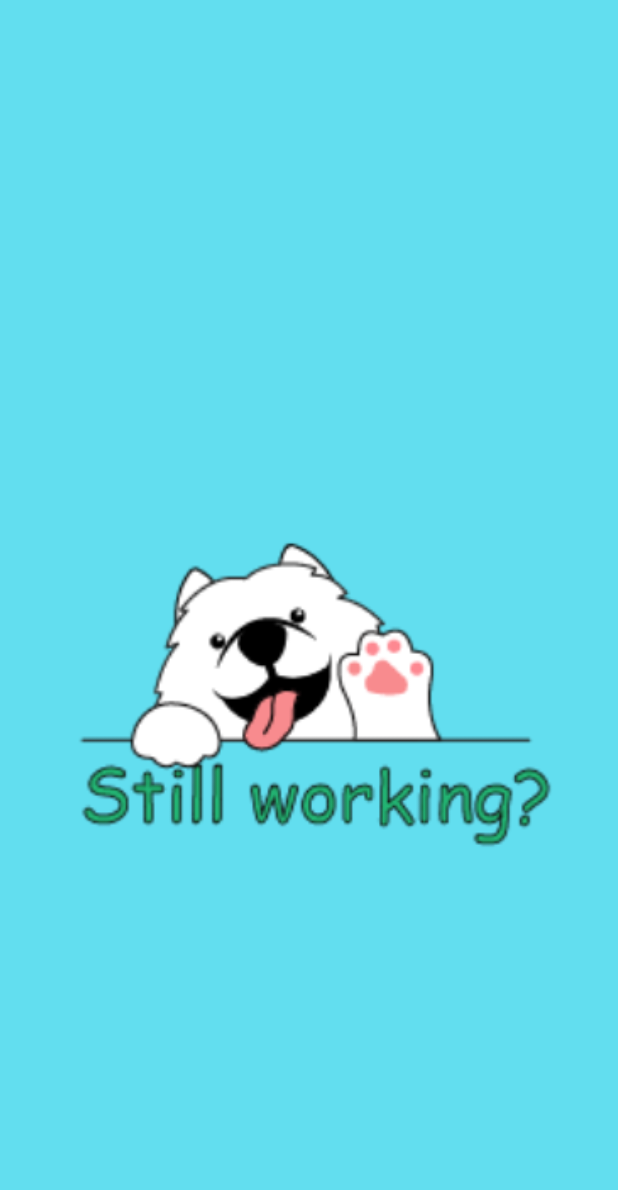
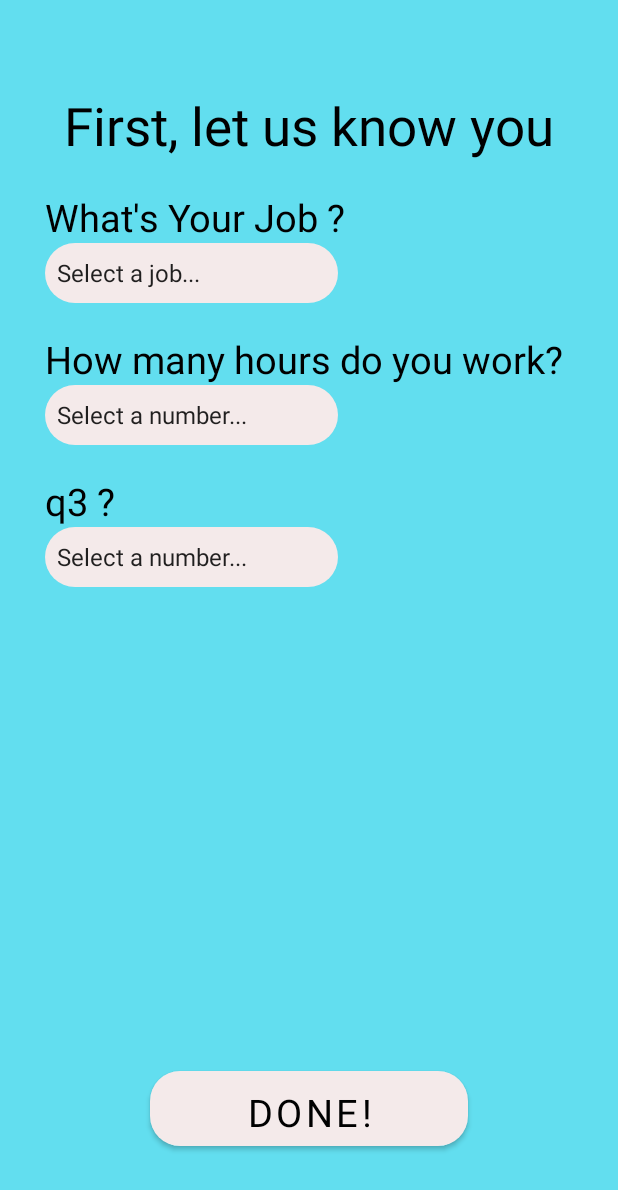
Before and after one commit to aviad198/WorkingDog, an Android app: the HomeActivity2 screen opened directly, with no data from a screen before it, on a phone screen of 412 x 824 dp. Shown: the top 1190 px of the screen. Run offline under Robolectric (Android 15) with nearby library versions, the phone set to English and light mode, and no system bars; Roboto replaces fonts that are not available here.

Commit message:
Create a second screen in activity_home2.xml HomeActivity2 not doing anything deleted activity_login.xml

```diff
--- a/app/src/main/java/com/example/workingdog/HomeActivity.java
+++ b/app/src/main/java/com/example/workingdog/HomeActivity.java
@@ -13,7 +13,6 @@ import android.widget.Button;
 import android.widget.ImageView;
 import android.widget.TextView;
 
-import com.example.workingdog.ui.login.LoginActivity;
 
 public class HomeActivity extends AppCompatActivity {
 
@@ -36,12 +35,10 @@ public class HomeActivity extends AppCompatActivity {
         bottomAnim = AnimationUtils.loadAnimation(this,R.anim.bottom_animation);
         //hooks
         image = findViewById(R.id.imageLetsDoThis);
-       // welcomeText = findViewById(R.id.titleWelcome);
         titel = findViewById(R.id.titleWelcome);
         subtitle = findViewById(R.id.summaryApp);
 
         image.setAnimation(bottomAnim);
-       // welcomeText.setAnimation(topAnim);
         titel.setAnimation(topAnim);
         subtitle.setAnimation(topAnim);
 
--- a/app/src/main/java/com/example/workingdog/HomeActivity2.java
+++ b/app/src/main/java/com/example/workingdog/HomeActivity2.java
@@ -3,12 +3,77 @@ package com.example.workingdog;
 import androidx.appcompat.app.AppCompatActivity;
 
 import android.os.Bundle;
+import android.view.Gravity;
+import android.view.View;
+import android.widget.AdapterView;
+import android.widget.ArrayAdapter;
+import android.widget.Button;
+import android.widget.Spinner;
+import android.widget.Toast;
 
-public class HomeActivity2 extends AppCompatActivity {
+public class HomeActivity2 extends AppCompatActivity  {
+
 
     @Override
     protected void onCreate(Bundle savedInstanceState) {
         super.onCreate(savedInstanceState);
         setContentView(R.layout.activity_home2);
+//        Spinner spinnerQ1,spinnerQ2,spinnerQ3;
+//        String selectedS1 ,selectedS2 ,selectedS3;
+
+        Button buttonDone ;
+//        buttonDone.setVisibility(View.GONE);
+        //spinner Q1
+//        spinnerQ1 = findViewById(R.id.job_spinner);
+//        ArrayAdapter<CharSequence> adapter = ArrayAdapter.createFromResource(this,
+//                R.array.jobs, android.R.layout.simple_spinner_item);
+//        adapter.setDropDownViewResource(android.R.layout.simple_spinner_dropdown_item);
+//        spinnerQ1.setAdapter(adapter);
+//        spinnerQ1.setOnItemSelectedListener(this);
+//        spinnerQ2 = findViewById(R.id.num0_24_spinner);
+//        spinnerQ3 = findViewById(R.id.q3_spinner);
+//
+//        spinnerQ1.setOnItemClickListener(new AdapterView.OnItemClickListener() {
+//                                             @Override
+//                                             public void onItemClick(AdapterView<?> parent, View view, int position, long id) {
+//                                                 Toast.makeText(HomeActivity2.this,parent.toString(), Toast.LENGTH_LONG).show();
+//                                             }
+//        });
+//        spinnerQ2.setOnItemClickListener((AdapterView.OnItemClickListener) this);
+//        spinnerQ3.setOnItemClickListener((AdapterView.OnItemClickListener) this);
+//
+        buttonDone = findViewById(R.id.buttonDone);
+        buttonDone.setOnClickListener(new View.OnClickListener() {
+            @Override
+            public void onClick(View v) {
+                Toast.makeText(HomeActivity2.this,"Your Text!!",Toast.LENGTH_LONG).show();
+
+            }
+        });
+//
+//
     }
+//    @Override
+//    public void onItemSelected(AdapterView<?> parent, View view, int position, long id) {
+//        String text = parent.getItemAtPosition(position).toString();
+//        Toast.makeText(parent.getContext(), text, Toast.LENGTH_SHORT).show();
+//
+////        switch (parent.getId()) { //Run Code For Major Spinner
+////            case R.id.job_spinner: { // code for first spinner. Depending on spinner.getselecteditem assign adapter to second spinner
+////                Toast.makeText(HomeActivity2.this,selectedS1, Toast.LENGTH_LONG).show();
+////
+////            }
+////            case R.id.num0_24_spinner: { // code for second spinner
+////                //Use get item selected and get selected item position
+////            }
+////            case R.id.q3_spinner: { // code for second spinner
+////                //Use get item selected and get selected item position
+////            }
+////        }
+//    }
+//
+//    @Override
+//    public void onNothingSelected(AdapterView<?> parent) {
+//
+//    }
 }
--- a/app/src/main/res/layout/activity_home2.xml
+++ b/app/src/main/res/layout/activity_home2.xml
@@ -4,27 +4,117 @@
     xmlns:tools="http://schemas.android.com/tools"
     android:layout_width="match_parent"
     android:layout_height="match_parent"
+
     tools:context=".HomeActivity2">
 
     <RelativeLayout
         android:layout_width="match_parent"
         android:layout_height="match_parent"
         android:background="@color/colorApp"
+        android:padding="30dp"
+        app:layout_constraintBottom_toBottomOf="parent"
         app:layout_constraintEnd_toEndOf="parent"
+        app:layout_constraintHorizontal_bias="0.0"
         app:layout_constraintStart_toStartOf="parent"
-        tools:layout_editor_absoluteY="16dp">
+        app:layout_constraintTop_toTopOf="parent"
+        app:layout_constraintVertical_bias="0.0">
 
-        <ImageView
-            android:id="@+id/imageView2"
-            android:layout_width="350dp"
-            android:layout_height="354dp"
+        <TextView
+            android:id="@+id/titelHome2"
+            android:layout_width="wrap_content"
+            android:layout_height="wrap_content"
+            android:layout_alignParentTop="true"
+            android:layout_centerHorizontal="true"
+            android:layout_marginTop="30dp"
+            android:text="@string/first_let_us_know_you"
+            android:textSize="35sp"
+            android:textColor="@color/black"/>
+
+        <TextView
+            android:id="@+id/q1"
+            android:layout_width="wrap_content"
+            android:layout_height="wrap_content"
+            android:layout_below="@+id/titelHome2"
+            android:paddingTop="20dp"
+            android:text="@string/what_s_your_job"
+            android:textSize="25sp"
+            android:textColor="@color/black"/>
+
+        <Spinner
+            android:id="@+id/job_spinner"
+            android:layout_width="195dp"
+            android:layout_height="40dp"
+            android:layout_below="@+id/q1"
+            android:autofillHints="select job"
+            android:background="@drawable/rounded_corners"
+            android:entries="@array/jobs"
+            android:textColor="@color/black" />
+
+        <TextView
+            android:id="@+id/q2"
+            android:layout_width="wrap_content"
+            android:layout_height="wrap_content"
+            android:layout_below="@+id/job_spinner"
+            android:paddingTop="20dp"
+            android:text="@string/how_many_hours_do_you_work"
+            android:textSize="25sp"
+            android:textColor="@color/black"/>
+
+        <Spinner
+            android:id="@+id/num0_24_spinner"
+            android:layout_width="195dp"
+            android:layout_height="40dp"
+            android:layout_below="@+id/q2"
+            android:background="@drawable/rounded_corners"
+            android:entries="@array/numbers0_24"
+            android:textColor="@color/black" />
+
+        <TextView
+            android:id="@+id/q3"
+            android:layout_width="wrap_content"
+            android:layout_height="wrap_content"
+            android:layout_below="@+id/num0_24_spinner"
+            android:paddingTop="20dp"
+            android:text="q3 ?"
+            android:textSize="25sp"
+            android:textColor="@color/black"/>
+
+        <Spinner
+            android:id="@+id/q3_spinner"
+            android:layout_width="195dp"
+            android:layout_height="40dp"
+            android:layout_below="@+id/q3"
+            android:background="@drawable/rounded_corners"
+            android:entries="@array/numbers0_24"
+            android:textColor="@color/black"/>
+
+<!--        <SeekBar-->
+<!--            android:id="@+id/seekBar"-->
+<!--            style="@style/Widget.AppCompat.SeekBar.Discrete"-->
+<!--            android:layout_width="315dp"-->
+<!--            android:layout_height="40dp"-->
+<!--            android:layout_below="@id/q3_spinner"-->
+<!--            android:layout_marginTop="41dp"-->
+<!--            android:background="@drawable/rounded_corners"-->
+<!--            android:max="24"-->
+<!--            android:min="0"-->
+<!--            android:progress="8" />-->
+
+        <Button
+            android:id="@+id/buttonDone"
+            android:layout_width="200dp"
+            android:layout_height="50dp"
             android:layout_alignParentStart="true"
             android:layout_alignParentEnd="true"
             android:layout_alignParentBottom="true"
-            android:layout_marginStart="15dp"
-            android:layout_marginEnd="14dp"
-            android:layout_marginBottom="182dp"
-            app:srcCompat="@drawable/stillworking" />
+            android:layout_centerHorizontal="true"
+            android:layout_marginStart="70dp"
+            android:layout_marginEnd="70dp"
+            android:layout_marginBottom="30dp"
+            android:background="@drawable/rounded_corners"
+            android:text="@string/done"
+            android:textColor="@color/black"
+            android:textSize="25sp" />
 
 
     </RelativeLayout>
--- a/app/src/main/res/values/strings.xml
+++ b/app/src/main/res/values/strings.xml
@@ -15,4 +15,41 @@
     <string name="SummaryApp">"Gain back control of your life. Working Dog will help you to balance the time you out to work so that you wont be over stressed"</string>
     <string name="titleWelcome">Control your working-life balance</string>
     <string name="LetsGetStarted">Lets Get Started</string>
+    <string name="first_let_us_know_you">First, let us know you</string>
+    <string name="what_s_your_job">What\'s Your Job ?</string>
+    <string name="how_many_hours_do_you_work">How many hours do you work?</string>
+    <string name="done">Done!</string>
+    <string-array name="numbers0_24">
+        <item>Select a number...</item>
+        <item>0</item>
+        <item>1</item>
+        <item>2</item>
+        <item>3</item>
+        <item>4</item>
+        <item>5</item>
+        <item>6</item>
+        <item>7</item>
+        <item>8</item>
+        <item>9</item>
+        <item>10</item>
+        <item>11</item>
+        <item>12</item>
+        <item>13</item>
+        <item>14</item>
+        <item>15</item>
+        <item>16</item>
+        <item>17</item>
+        <item>18</item>
+        <item>19</item>
+        <item>20</item>
+        <item>21</item>
+        <item>22</item>
+        <item>23</item>
+        <item>24</item>
+    </string-array>
+    <string-array name="jobs">
+        <item>Select a job...</item>
+        <item>Developer</item>
+        <item>Engineer</item>
+    </string-array>
 </resources>
--- a/app/src/main/res/values/themes.xml
+++ b/app/src/main/res/values/themes.xml
@@ -7,7 +7,7 @@
         <item name="colorOnPrimary">@color/white</item>
         <!-- Secondary brand color. -->
         <item name="colorSecondary">@color/teal_200</item>
-        <item name="colorSecondaryVariant">@color/teal_700</item>
+        <item name="colorSecondaryVariant">@color/black</item>
         <item name="colorOnSecondary">@color/black</item>
         <!-- Status bar color. -->
         <item name="android:statusBarColor" tools:targetApi="l">?attr/colorPrimaryVariant</item>
```
Also changed, not shown: app/src/main/java/com/example/workingdog/ui/login/LoggedInUserView.java (deleted, +0 -17 lines), app/src/main/java/com/example/workingdog/ui/login/LoginActivity.java (deleted, +0 -131 lines), app/src/main/java/com/example/workingdog/ui/login/LoginFormState.java (deleted, +0 -40 lines), app/src/main/java/com/example/workingdog/ui/login/LoginResult.java (deleted, +0 -31 lines), app/src/main/java/com/example/workingdog/ui/login/LoginViewModel.java (deleted, +0 -70 lines), app/src/main/java/com/example/workingdog/ui/login/LoginViewModelFactory.java (deleted, +0 -26 lines), app/src/main/res/layout/activity_home.xml (+15 -18 lines), app/src/main/res/layout/activity_login.xml (deleted, +0 -76 lines).
